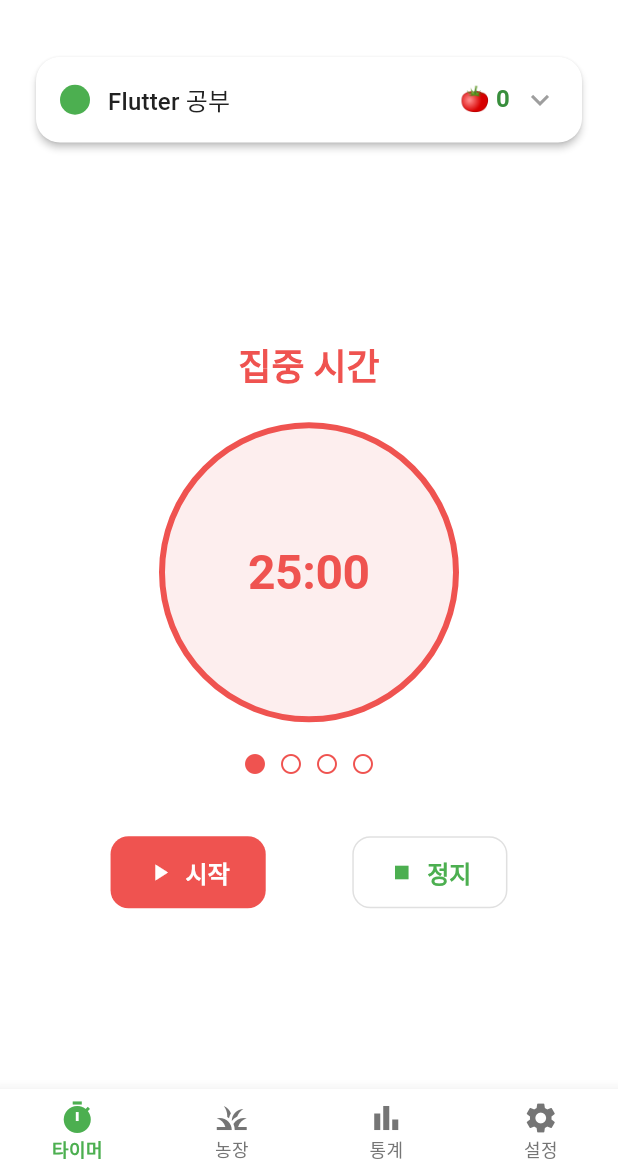
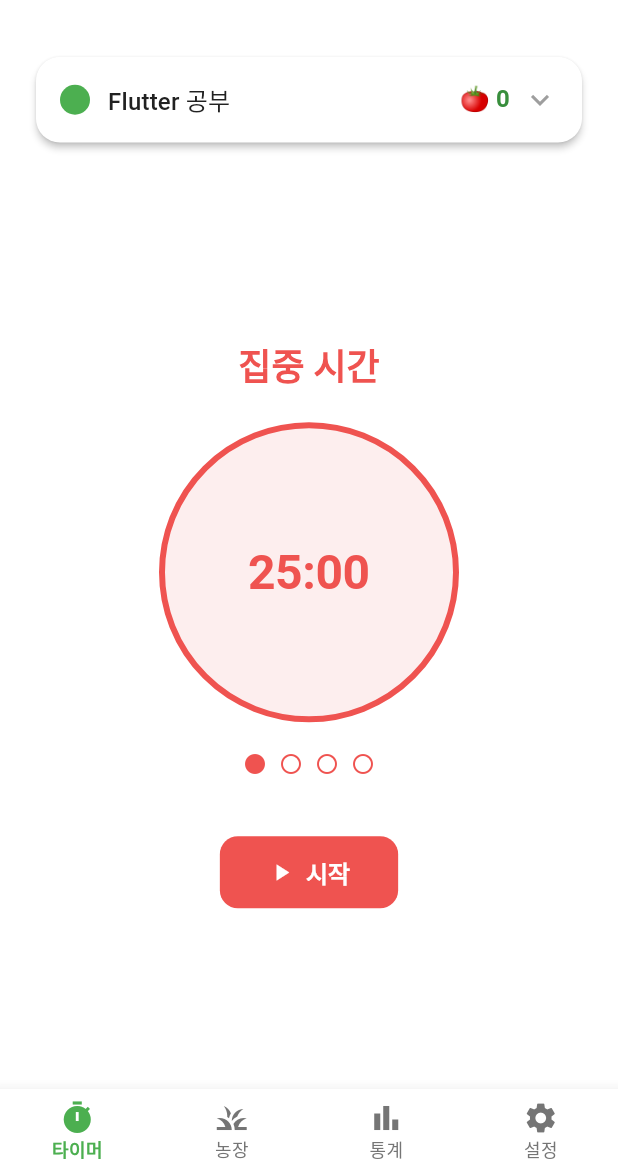
Before and after one commit to solve-z/Fomato_Timer, a Flutter app: the screen it shows after launch, on a phone screen of 412 x 824 dp, the part 63-1236 px from its top. Run offline on Flutter 3.47's test engine with Material 3 defaults, Android fonts, the phone set to English and light mode, and no system bars; our stand-ins replace flutter_riverpod, shared_preferences.

Commit message:
feat: 스마트 타이머 UI + 상태별 버튼 시스템 완성

```diff
--- a/lib/providers/timer_provider.dart
+++ b/lib/providers/timer_provider.dart
@@ -64,9 +64,9 @@ class TimerNotifier extends StateNotifier<TimerState> {
     _timerService?.stop();
   }
 
-  /// 타이머 리셋
+  /// 타이머 리셋 (초기 상태로 완전 리셋)
   void reset() {
-    _timerService?.reset();
+    _timerService?.stop(); // 완전히 초기 상태로 리셋
   }
 
   /// 농장 선택
--- a/lib/screens/timer_screen.dart
+++ b/lib/screens/timer_screen.dart
@@ -4,6 +4,7 @@ import '../providers/timer_provider.dart';
 import '../providers/farm_provider.dart';
 import '../providers/task_provider.dart';
 import '../models/farm.dart';
+import '../models/timer_state.dart';
 import '../utils/constants.dart';
 
 /// 타이머 메인 화면
@@ -164,44 +165,7 @@ class TimerScreen extends ConsumerWidget {
                     const SizedBox(height: 40),
 
                     // 컨트롤 버튼들
-                    Row(
-                      mainAxisAlignment: MainAxisAlignment.spaceEvenly,
-                      children: [
-                        // 시작/일시정지 버튼
-                        ElevatedButton.icon(
-                          onPressed: () {
-                            if (timerState.isRunning) {
-                              ref.read(timerProvider.notifier).pause();
-                            } else {
-                              ref.read(timerProvider.notifier).start();
-                            }
-                          },
-                          icon: Icon(
-                            timerState.isRunning ? Icons.pause : Icons.play_arrow,
-                          ),
-                          label: Text(
-                            timerState.isRunning ? '일시정지' : '시작',
-                          ),
-                          style: ElevatedButton.styleFrom(
-                            backgroundColor: TimerColors.modeColors[timerState.mode] ?? Colors.grey,
-                            foregroundColor: Colors.white,
-                            padding: const EdgeInsets.symmetric(horizontal: 24, vertical: 12),
-                          ),
-                        ),
-
-                        // 정지 버튼
-                        OutlinedButton.icon(
-                          onPressed: () {
-                            ref.read(timerProvider.notifier).stop();
-                          },
-                          icon: const Icon(Icons.stop),
-                          label: const Text('정지'),
-                          style: OutlinedButton.styleFrom(
-                            padding: const EdgeInsets.symmetric(horizontal: 24, vertical: 12),
-                          ),
-                        ),
-                      ],
-                    ),
+                    _buildTimerButtons(context, ref, timerState),
                   ],
                 ),
               ),
@@ -233,6 +197,168 @@ class TimerScreen extends ConsumerWidget {
             Navigator.of(context).pop();
           },
         ),
+      ),
+    );
+  }
+
+  /// 타이머 상태에 따른 버튼들 빌드
+  Widget _buildTimerButtons(BuildContext context, WidgetRef ref, timerState) {
+    // 초기 상태: 시작 버튼만 표시
+    if (timerState.status == TimerStatus.initial) {
+      return Row(
+        mainAxisAlignment: MainAxisAlignment.center,
+        children: [
+          ElevatedButton.icon(
+            onPressed: () => ref.read(timerProvider.notifier).start(),
+            icon: const Icon(Icons.play_arrow),
+            label: const Text('시작'),
+            style: ElevatedButton.styleFrom(
+              backgroundColor: TimerColors.modeColors[timerState.mode] ?? Colors.grey,
+              foregroundColor: Colors.white,
+              padding: const EdgeInsets.symmetric(horizontal: 32, vertical: 12),
+              textStyle: const TextStyle(fontSize: 16, fontWeight: FontWeight.w600),
+            ),
+          ),
+        ],
+      );
+    }
+
+    // 실행 중: 일시정지 버튼만 표시
+    else if (timerState.status == TimerStatus.running) {
+      return Row(
+        mainAxisAlignment: MainAxisAlignment.center,
+        children: [
+          ElevatedButton.icon(
+            onPressed: () => ref.read(timerProvider.notifier).pause(),
+            icon: const Icon(Icons.pause),
+            label: const Text('일시정지'),
+            style: ElevatedButton.styleFrom(
+              backgroundColor: Colors.orange.shade500,
+              foregroundColor: Colors.white,
+              padding: const EdgeInsets.symmetric(horizontal: 24, vertical: 12),
+            ),
+          ),
+        ],
+      );
+    }
+
+    // 일시정지 또는 완료: 시작, 정지, 리셋 버튼 표시
+    else {
+      return Column(
+        children: [
+          // 첫 번째 행: 시작 버튼
+          Row(
+            mainAxisAlignment: MainAxisAlignment.center,
+            children: [
+              ElevatedButton.icon(
+                onPressed: () => ref.read(timerProvider.notifier).start(),
+                icon: const Icon(Icons.play_arrow),
+                label: const Text('시작'),
+                style: ElevatedButton.styleFrom(
+                  backgroundColor: TimerColors.modeColors[timerState.mode] ?? Colors.grey,
+                  foregroundColor: Colors.white,
+                  padding: const EdgeInsets.symmetric(horizontal: 32, vertical: 12),
+                  textStyle: const TextStyle(fontSize: 16, fontWeight: FontWeight.w600),
+                ),
+              ),
+            ],
+          ),
+          const SizedBox(height: 12),
+          // 두 번째 행: 정지, 리셋 버튼
+          Row(
+            mainAxisAlignment: MainAxisAlignment.spaceEvenly,
+            children: [
+              OutlinedButton.icon(
+                onPressed: () => _showStopConfirmation(context, ref),
+                icon: const Icon(Icons.stop),
+                label: const Text('정지'),
+                style: OutlinedButton.styleFrom(
+                  foregroundColor: Colors.red.shade600,
+                  side: BorderSide(color: Colors.red.shade600),
+                  padding: const EdgeInsets.symmetric(horizontal: 20, vertical: 10),
+                ),
+              ),
+              OutlinedButton.icon(
+                onPressed: () => _showResetConfirmation(context, ref),
+                icon: const Icon(Icons.refresh),
+                label: const Text('리셋'),
+                style: OutlinedButton.styleFrom(
+                  foregroundColor: Colors.grey.shade600,
+                  side: BorderSide(color: Colors.grey.shade600),
+                  padding: const EdgeInsets.symmetric(horizontal: 20, vertical: 10),
+                ),
+              ),
+            ],
+          ),
+        ],
+      );
+    }
+  }
+
+  /// 정지 확인 다이얼로그
+  void _showStopConfirmation(BuildContext context, WidgetRef ref) {
+    showDialog(
+      context: context,
+      builder: (context) => AlertDialog(
+        title: Row(
+          children: [
+            Icon(Icons.warning, color: Colors.orange.shade600),
+            const SizedBox(width: 8),
+            const Text('타이머 정지'),
+          ],
+        ),
+        content: const Text(
+          '현재 진행 중인 타이머를 정지하시겠습니까?\n'
+          '진행 상황은 유지되지만 타이머는 멈춥니다.',
+        ),
+        actions: [
+          TextButton(
+            onPressed: () => Navigator.of(context).pop(),
+            child: const Text('취소'),
+          ),
+          ElevatedButton(
+            onPressed: () {
+              ref.read(timerProvider.notifier).stop();
+              Navigator.of(context).pop();
+            },
+            style: ElevatedButton.styleFrom(backgroundColor: Colors.red.shade600),
+            child: const Text('정지', style: TextStyle(color: Colors.white)),
+          ),
+        ],
+      ),
+    );
+  }
+
+  /// 리셋 확인 다이얼로그
+  void _showResetConfirmation(BuildContext context, WidgetRef ref) {
+    showDialog(
+      context: context,
+      builder: (context) => AlertDialog(
+        title: Row(
+          children: [
+            Icon(Icons.warning, color: Colors.red.shade600),
+            const SizedBox(width: 8),
+            const Text('타이머 리셋'),
+          ],
+        ),
+        content: const Text(
+          '타이머를 완전히 초기화하시겠습니까?\n'
+          '현재 라운드와 진행 상황이 모두 초기화됩니다.',
+        ),
+        actions: [
+          TextButton(
+            onPressed: () => Navigator.of(context).pop(),
+            child: const Text('취소'),
+          ),
+          ElevatedButton(
+            onPressed: () {
+              ref.read(timerProvider.notifier).reset();
+              Navigator.of(context).pop();
+            },
+            style: ElevatedButton.styleFrom(backgroundColor: Colors.red.shade600),
+            child: const Text('리셋', style: TextStyle(color: Colors.white)),
+          ),
+        ],
       ),
     );
   }
```
Also changed, not shown: 1 other file.
